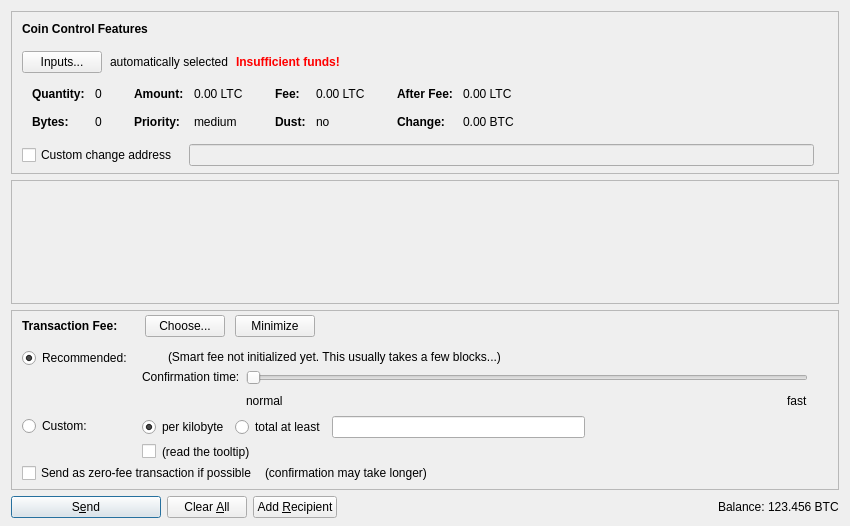
deeponion/deeponion, file src/qt/forms/sendcoinsdialog.ui: the form before one commit.
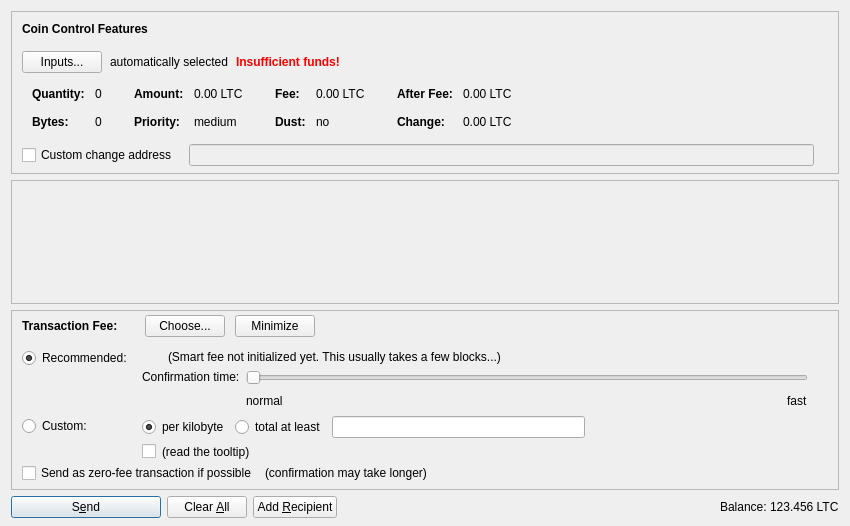
The form after the commit. Icons and pictures are not drawn. Custom widgets are drawn as their Qt base class.

What changed in the file:
```diff
--- a/src/qt/forms/sendcoinsdialog.ui
+++ b/src/qt/forms/sendcoinsdialog.ui
@@ -513,7 +513,7 @@
                   <enum>Qt::ActionsContextMenu</enum>
                  </property>
                  <property name="text">
-                  <string notr="true">0.00 BTC</string>
+                  <string notr="true">0.00 LTC</string>
                  </property>
                  <property name="textInteractionFlags">
                   <set>Qt::LinksAccessibleByMouse|Qt::TextSelectableByKeyboard|Qt::TextSelectableByMouse</set>
@@ -1352,7 +1352,7 @@
           <cursorShape>IBeamCursor</cursorShape>
          </property>
          <property name="text">
-          <string notr="true">123.456 BTC</string>
+          <string notr="true">123.456 LTC</string>
          </property>
          <property name="textInteractionFlags">
           <set>Qt::LinksAccessibleByMouse|Qt::TextSelectableByKeyboard|Qt::TextSelectableByMouse</set>
```
